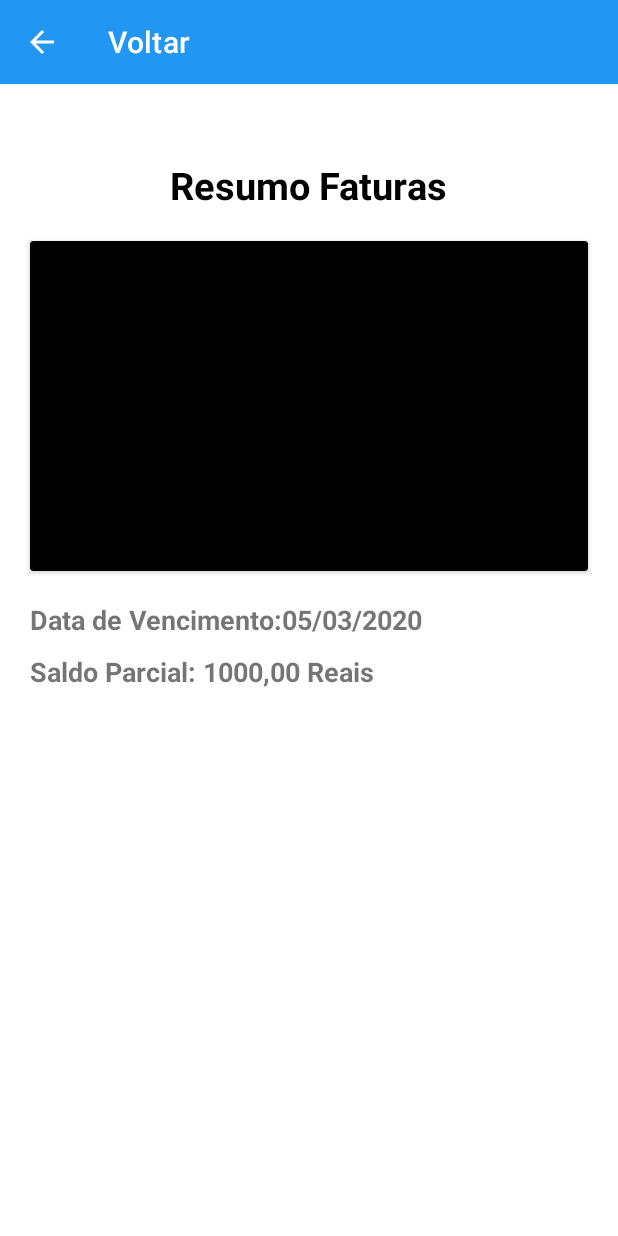
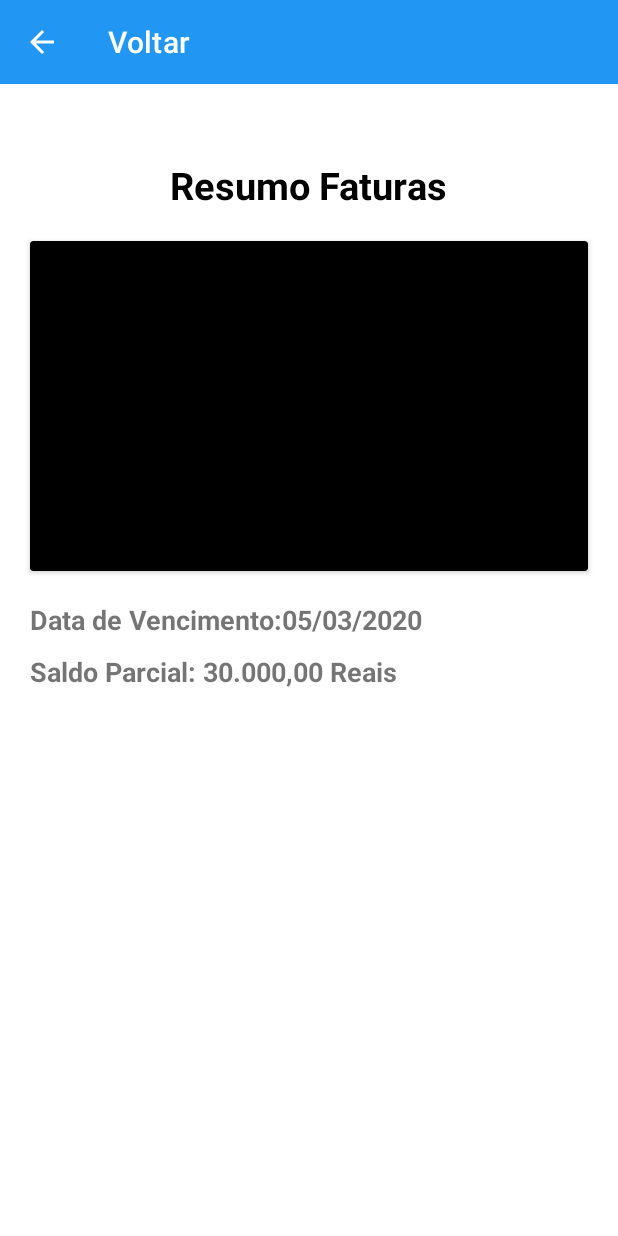
Before and after one commit to WelderCoelho/BancoMR, an Android app: the FaturaActivity screen opened directly, with no data from a screen before it, on a phone screen of 412 x 824 dp. Run offline under Robolectric (Android 15) with nearby library versions, the phone set to English and light mode, and no system bars; libraries missing offline, so code that uses them is left out: com.vinaygaba.creditcardview; plain views replace CreditCardView; 5 statements that could not run were skipped.

```diff
--- a/app/src/main/res/layout/activity_fatura.xml
+++ b/app/src/main/res/layout/activity_fatura.xml
@@ -50,12 +50,11 @@
     <TextView
         android:layout_width="match_parent"
         android:layout_height="wrap_content"
-        android:text="Saldo Parcial: 1000,00 Reais"
+        android:layout_marginLeft="20dp"
+        android:layout_marginTop="10dp"
+        android:text="Saldo Parcial: 30.000,00 Reais"
         android:textSize="18sp"
-        android:textStyle="bold"
-        android:layout_marginLeft="20dp"
-        android:layout_marginTop="10dp"/>
-
+        android:textStyle="bold" />
 
 
 </LinearLayout>
```
